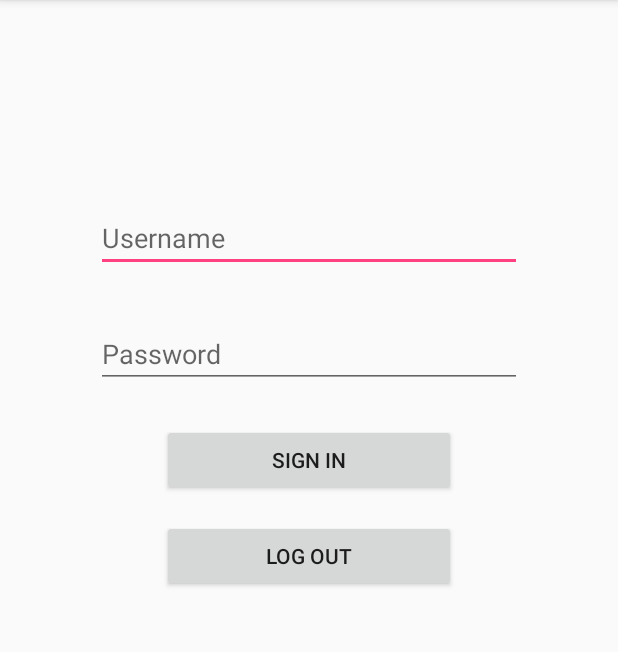
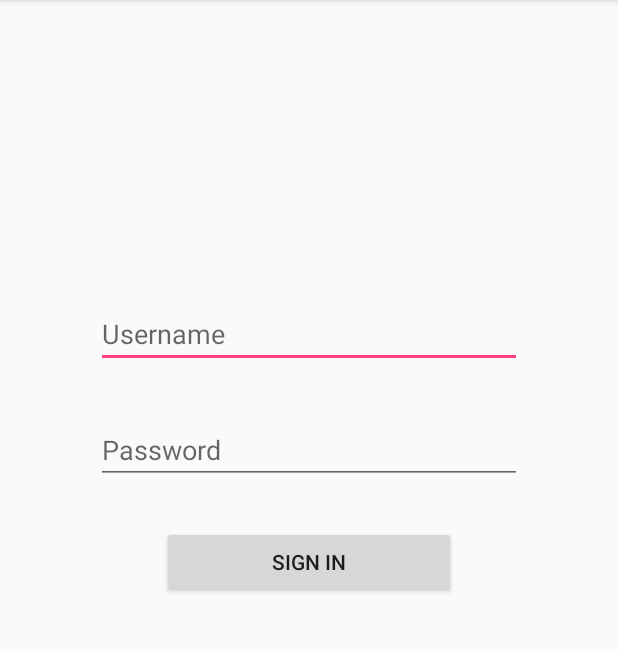
Before and after one commit to kristofferbjorklund85/zesam, an Android app: the screen it shows after launch (Login), on a phone screen of 412 x 824 dp, the part 84-736 px from its top. Run offline under Robolectric (Android 15) with nearby library versions, the phone set to English and light mode, and no system bars.

Commit message:
Removed log out button from login

```diff
--- a/app/src/main/res/layout/activity_login.xml
+++ b/app/src/main/res/layout/activity_login.xml
@@ -2,7 +2,6 @@
 <android.support.constraint.ConstraintLayout
     xmlns:android="http://schemas.android.com/apk/res/android"
     xmlns:app="http://schemas.android.com/apk/res-auto"
-    xmlns:tools="http://schemas.android.com/tools"
     android:layout_width="match_parent"
     android:layout_height="match_parent">
 
@@ -12,7 +11,7 @@
         android:layout_height="wrap_content"
         android:layout_marginEnd="64dp"
         android:layout_marginStart="64dp"
-        android:layout_marginTop="136dp"
+        android:layout_marginTop="200dp"
         android:ems="10"
         android:hint="Username"
         android:inputType="text"
@@ -40,23 +39,11 @@
         android:layout_height="wrap_content"
         android:layout_marginEnd="108dp"
         android:layout_marginStart="108dp"
-        android:layout_marginTop="24dp"
+        android:layout_marginTop="28dp"
         android:onClick="signIn"
         android:text="Sign In"
         app:layout_constraintEnd_toEndOf="parent"
         app:layout_constraintStart_toStartOf="parent"
         app:layout_constraintTop_toBottomOf="@+id/password_text" />
 
-    <Button
-        android:id="@+id/log_out_button"
-        android:layout_width="0dp"
-        android:layout_height="wrap_content"
-        android:layout_marginEnd="108dp"
-        android:layout_marginStart="108dp"
-        android:layout_marginTop="16dp"
-        android:text="Log Out"
-        app:layout_constraintEnd_toEndOf="parent"
-        app:layout_constraintStart_toStartOf="parent"
-        app:layout_constraintTop_toBottomOf="@+id/login_button" />
-
 </android.support.constraint.ConstraintLayout>
```
